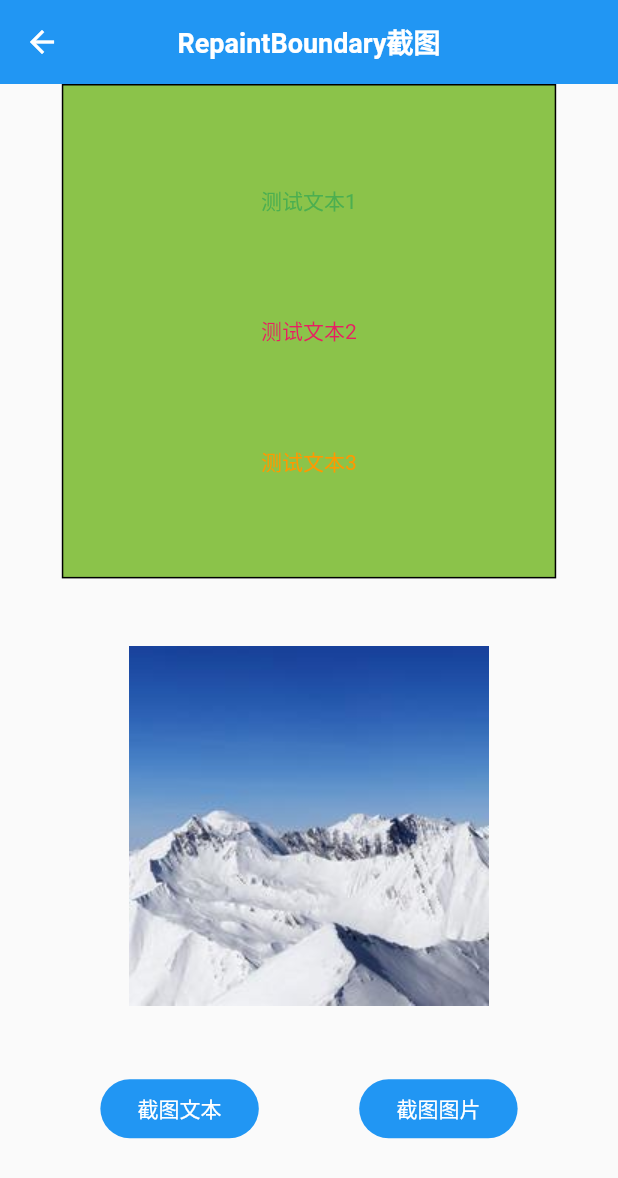
After one commit to FlyNothing/flutter_demo, a Flutter app: the RepaintBoundaryPage screen opened directly, on a phone screen of 412 x 824 dp. The commit adds this screen. Shown: the top 1178 px of the screen. Run offline on Flutter 3.47's test engine with Material 2 defaults, Android fonts, the phone set to English and light mode, and no system bars; our stand-ins replace badges, cached_network_image, date_format, date_picker_timeline, device_preview, dio and 10 more; missing offline and left inert: flutter_date_picker_timeline, mobile_scanner, qr_code_scanner; accounts and stored records are empty.

Commit message:
[A] - 使用RepaintBoundary截图

```diff
--- a/lib/base/base_menu_config.dart
+++ b/lib/base/base_menu_config.dart
@@ -4,6 +4,7 @@ import 'package:flutter_demo/base/enumpage/blend_mode_page.dart';
 import 'package:flutter_demo/base/enumpage/box_fit_page.dart';
 import 'package:flutter_demo/base/futuretimer/future_demo_page.dart';
 import 'package:flutter_demo/base/progressindicator/base_progress_indicator_menu_page.dart';
+import 'package:flutter_demo/base/repaintboundary/repaint_boundary_page.dart';
 import 'package:flutter_demo/base/router/origin_demo_page.dart';
 import 'package:flutter_demo/base/textfield/text_field_border_page.dart';
 import 'package:flutter_demo/base/theme/theme_demo_page.dart';
@@ -27,6 +28,7 @@ List<BaseMenuVO> baseMenuList = [
   BaseMenuVO("主题", const ThemeDemoPage()),
   BaseMenuVO("隐藏NavigationBar", const NavigationBarHomePage()),
   BaseMenuVO("文本框边框", const TextFieldBorderPage()),
+  BaseMenuVO("截图", const RepaintBoundaryPage()),
 ];
 
 class BaseMenuVO {
--- /dev/null
+++ b/lib/base/repaintboundary/repaint_boundary_page.dart
@@ -0,0 +1,115 @@
+import 'dart:ui' as ui;
+
+import 'package:flutter/foundation.dart';
+import 'package:flutter/material.dart';
+import 'package:flutter/rendering.dart';
+import 'package:flutter_demo/common/util/global_widget.dart';
+import 'package:flutter_demo/common/util/text_style.dart';
+import 'package:flutter_screenutil/flutter_screenutil.dart';
+
+class RepaintBoundaryPage extends StatefulWidget {
+  const RepaintBoundaryPage({super.key});
+
+  @override
+  State<StatefulWidget> createState() => _RepaintBoundaryPageState();
+}
+
+class _RepaintBoundaryPageState extends State<RepaintBoundaryPage> {
+  final GlobalKey _textKey = GlobalKey();
+  final GlobalKey _picKey = GlobalKey();
+  @override
+  Widget build(BuildContext context) {
+    return Scaffold(
+      appBar: appBarStandard(title: "RepaintBoundary截图"),
+      body: _getBody(),
+    );
+  }
+
+  Widget _getBody() {
+    return Column(
+      children: [
+        _getRepaintBoundary(_getText(), _textKey),
+        _getRepaintBoundary(_getImage(), _picKey),
+        Row(
+          mainAxisAlignment: MainAxisAlignment.spaceEvenly,
+          children: [
+            textButtonStandard("截图文本", () => _capture(_textKey)),
+            textButtonStandard("截图图片", () => _capture(_picKey)),
+          ],
+        )
+      ],
+    );
+  }
+
+  Container _getText() {
+    return Container(
+      height: 0.4.sh,
+      width: 0.8.sw,
+      decoration: BoxDecoration(
+        color: Colors.lightGreen,
+        border: Border.all(width: 1),
+      ),
+      child: Column(
+        mainAxisAlignment: MainAxisAlignment.spaceEvenly,
+        children: [
+          Text(
+            "测试文本1",
+            style: size14W400(color: Colors.green),
+          ),
+          Text(
+            "测试文本2",
+            style: size14W400(color: Colors.pink),
+          ),
+          Text(
+            "测试文本3",
+            style: size14W400(color: Colors.orange),
+          )
+        ],
+      ),
+    );
+  }
+
+  Container _getImage() {
+    return Container(
+      height: 0.4.sh,
+      width: 0.8.sw,
+      alignment: Alignment.center,
+      child: Image.asset(
+        "assets/images/avatar.jpg", // 目标图片
+        fit: BoxFit.cover,
+      ),
+    );
+  }
+
+  RepaintBoundary _getRepaintBoundary(Widget child, GlobalKey key) {
+    return RepaintBoundary(key: key, child: child);
+  }
+
+  Future<void> _capture(GlobalKey key) async {
+    BuildContext? buildContext = key.currentContext;
+    if (buildContext != null && buildContext.findRenderObject() is RenderRepaintBoundary) {
+      RenderRepaintBoundary boundary = buildContext.findRenderObject() as RenderRepaintBoundary;
+      if (boundary.debugNeedsPaint) {
+        // 首次执行boundary.debugNeedsPaint为true 无法进行截图
+        await Future.delayed(const Duration(milliseconds: 100));
+        _capture(key);
+      }
+      ui.Image image = await boundary.toImage();
+      ByteData? byteData = await image.toByteData(format: ui.ImageByteFormat.png);
+      Uint8List? imageBytes = byteData?.buffer.asUint8List();
+      if (imageBytes != null) {
+        Image image = Image.memory(
+          imageBytes,
+        );
+        showDialog(
+          context: context,
+          builder: (context) {
+            return Dialog(
+              child: image,
+            );
+          },
+        );
+      }
+    }
+  }
+}
```
